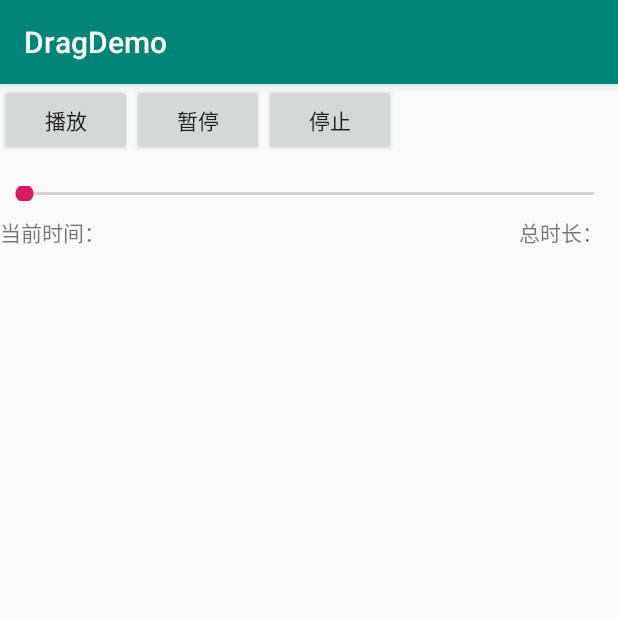
After one commit to luckyXingYan/demo_ws, an Android app: the MediaPlayerActivity screen opened directly, with no data from a screen before it, on a phone screen of 412 x 824 dp, the top half of it. The commit adds this screen. Run offline under Robolectric (Android 15) with nearby library versions, the phone set to English and light mode, and no system bars.

Commit message:
mediaPlayer

```diff
--- a/app/src/main/AndroidManifest.xml
+++ b/app/src/main/AndroidManifest.xml
@@ -16,7 +16,8 @@
         android:roundIcon="@mipmap/ic_launcher_round"
         android:supportsRtl="true"
         android:theme="@style/AppTheme">
-        <activity android:name=".CustomViewActivity"></activity>
+        <activity android:name=".MediaPlayerActivity"></activity>
+        <activity android:name=".CustomViewActivity" />
         <activity android:name=".ConstraintLayoutActivity" />
         <activity android:name=".BitmapActivity" />
         <activity android:name=".ContentProviderActivity" />
--- /dev/null
+++ b/app/src/main/java/com/example/dragdemo/MediaPlayerActivity.java
@@ -0,0 +1,153 @@
+package com.example.dragdemo;
+
+import android.media.MediaPlayer;
+import android.os.Handler;
+import android.os.Message;
+import android.support.v7.app.AppCompatActivity;
+import android.os.Bundle;
+import android.view.View;
+import android.widget.Button;
+import android.widget.SeekBar;
+import android.widget.TextView;
+
+import java.io.IOException;
+
+public class MediaPlayerActivity extends AppCompatActivity implements View.OnClickListener {
+    private Button btnPlay;
+    private Button btnPouse;
+    private Button btnStop;
+    private SeekBar sekBar;
+    private TextView tvCurrentTime;
+    private TextView tvTotalTime;
+
+    private String url = "http://jzvd.nathen.cn/342a5f7ef6124a4a8faf00e738b8bee4/cf6d9db0bd4d41f59d09ea0a81e918fd-5287d2089db37e62345123a1be272f8b.mp4";
+    private MediaPlayer mediaPlayer;
+
+    private Handler handler = new Handler() {
+        @Override
+        public void handleMessage(Message msg) {
+            switch (msg.what) {
+                case 0x01:
+                    int currentTime = Math.round(mediaPlayer.getCurrentPosition() / 1000);
+                    String currentStr = String.format("%s%02d:%02d", "当前时间：", currentTime / 60, currentTime % 60);
+                    tvCurrentTime.setText(currentStr);
+                    sekBar.setProgress(mediaPlayer.getCurrentPosition());
+                    break;
+                default:
+                    break;
+            }
+        }
+    };
+
+    @Override
+    protected void onCreate(Bundle savedInstanceState) {
+        super.onCreate(savedInstanceState);
+        setContentView(R.layout.activity_media_player);
+
+        initView();
+
+        initMediaPlayer();
+
+
+    }
+
+    private void initMediaPlayer() {
+        //这时就不用调用setDataSource了
+//        MediaPlayer mediaPlayer = MediaPlayer.create(this, 0);
+
+        mediaPlayer = new MediaPlayer();
+        try {
+            mediaPlayer.setDataSource(url);
+            mediaPlayer.prepare();
+
+
+        } catch (IOException e) {
+            e.printStackTrace();
+        }
+    }
+
+    private void initView() {
+        btnPlay = (Button) findViewById(R.id.btn_play);
+        btnPouse = (Button) findViewById(R.id.btn_pouse);
+        btnStop = (Button) findViewById(R.id.btn_stop);
+        sekBar = (SeekBar) findViewById(R.id.sekBar);
+        tvCurrentTime = (TextView) findViewById(R.id.tv_current_time);
+        tvTotalTime = (TextView) findViewById(R.id.tv_total_time);
+
+        btnPlay.setOnClickListener(this);
+        btnPouse.setOnClickListener(this);
+        btnStop.setOnClickListener(this);
+
+        //监听 seekBar 拖动事件 -- 更新 mediaPlayer 进度
+        sekBar.setOnSeekBarChangeListener(new SeekBar.OnSeekBarChangeListener() {
+            @Override
+            public void onProgressChanged(SeekBar seekBar, int progress, boolean fromUser) {
+                if (mediaPlayer != null) {
+                    mediaPlayer.seekTo(seekBar.getProgress());
+                }
+            }
+
+            @Override
+            public void onStartTrackingTouch(SeekBar seekBar) {
+
+            }
+
+            @Override
+            public void onStopTrackingTouch(SeekBar seekBar) {
+
+            }
+        });
+    }
+
+    @Override
+    public void onClick(View v) {
+        switch (v.getId()) {
+            case R.id.btn_play://播放
+                if (!mediaPlayer.isPlaying()) {
+                    mediaPlayer.start();
+
+                    tvCurrentTime.setText("当前时间：00:00");//初始化当前播放时长
+                    int totalTime = Math.round(mediaPlayer.getDuration() / 1000);//获取视频总时长
+                    String totalTimeStr = String.format("%02d:%02d", totalTime / 60, totalTime % 60);//格式化总时长
+                    tvTotalTime.setText("总时长：" + totalTimeStr);//设置总时长
+                    sekBar.setMax(mediaPlayer.getDuration());//设置sekBar最大长度
+
+                    //异步播放视频，handler通知ui刷新当前播放时长+进度
+                    handler.postDelayed(new Runnable() {
+                        @Override
+                        public void run() {
+                            handler.sendEmptyMessage(0x01);
+                        }
+                    }, 1000);//一秒更新下进度
+                }
+                break;
+            case R.id.btn_pouse://暂停
+                if (mediaPlayer.isPlaying()) {
+                    mediaPlayer.pause();
+                }
+                break;
+            case R.id.btn_stop://停止
+                if (mediaPlayer.isPlaying()) {
+                    mediaPlayer.reset();
+                    initMediaPlayer();
+                }
+                break;
+
+            default:
+                break;
+        }
+    }
+
+    @Override
+    protected void onDestroy() {
+        super.onDestroy();
+        if (mediaPlayer != null) {
+            mediaPlayer.stop();
+            mediaPlayer.release();
+        }
+        if (handler != null) {
+            handler.removeCallbacks(null);
+            handler = null;
+        }
+    }
+}
--- /dev/null
+++ b/app/src/main/res/layout/activity_media_player.xml
@@ -0,0 +1,57 @@
+<?xml version="1.0" encoding="utf-8"?>
+<android.support.constraint.ConstraintLayout xmlns:android="http://schemas.android.com/apk/res/android"
+    xmlns:app="http://schemas.android.com/apk/res-auto"
+    xmlns:tools="http://schemas.android.com/tools"
+    android:layout_width="match_parent"
+    android:layout_height="match_parent"
+    tools:context=".MediaPlayerActivity"
+    tools:ignore="MissingConstraints">
+
+    <Button
+        android:id="@+id/btn_play"
+        android:layout_width="wrap_content"
+        android:layout_height="wrap_content"
+        android:text="播放" />
+
+    <Button
+        android:id="@+id/btn_pouse"
+        android:layout_width="wrap_content"
+        android:layout_height="wrap_content"
+        android:text="暂停"
+        app:layout_constraintLeft_toRightOf="@id/btn_play" />
+
+    <Button
+        android:id="@+id/btn_stop"
+        android:layout_width="wrap_content"
+        android:layout_height="wrap_content"
+        android:text="停止"
+        app:layout_constraintLeft_toRightOf="@id/btn_pouse" />
+
+    <SeekBar
+        android:id="@+id/sekBar"
+        android:layout_width="match_parent"
+        android:layout_height="10dp"
+        android:layout_marginTop="20dp"
+        app:layout_constraintTop_toBottomOf="@id/btn_play" />
+
+    <TextView
+        android:id="@+id/tv_current_time"
+        android:layout_width="wrap_content"
+        android:layout_height="wrap_content"
+        android:layout_marginLeft="10dp"
+        android:layout_marginTop="10dp"
+        android:text="当前时间："
+        app:layout_constraintTop_toBottomOf="@id/sekBar" />
+
+    <TextView
+        android:id="@+id/tv_total_time"
+        android:layout_width="wrap_content"
+        android:layout_height="wrap_content"
+        android:layout_marginTop="10dp"
+        android:layout_marginRight="10dp"
+        android:text="总时长："
+        app:layout_constraintBottom_toBottomOf="@id/tv_current_time"
+        app:layout_constraintRight_toRightOf="parent"
+        app:layout_constraintTop_toBottomOf="@id/sekBar" />
+
+</android.support.constraint.ConstraintLayout>
```
Also changed, not shown: app/src/main/java/com/example/dragdemo/MainActivity.java (+6 -1 lines), app/src/main/res/layout/activity_main.xml (+8 -0 lines).
